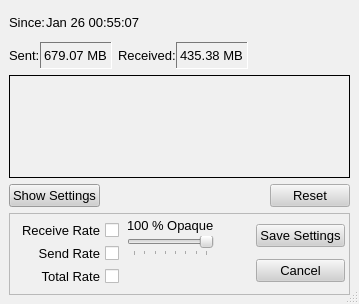
The window that src/gui/bwgraph/bwgraph.ui (a-ilin/vidalia) describes before a commit, drawn with Qt 5.
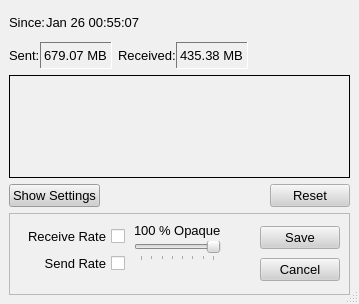
The same window after the commit. Icons and pictures are not drawn. Custom widgets are drawn as their Qt base class.

Commit message:
BandwidthGraph draws grid and scale. Completely removed total line.
svn:r213

Patch:
```diff
--- a/src/gui/bwgraph/bwgraph.ui
+++ b/src/gui/bwgraph/bwgraph.ui
@@ -728,26 +728,18 @@
      </property>
      <layout class="QHBoxLayout" >
       <property name="margin" >
-       <number>4</number>
+       <number>9</number>
       </property>
       <property name="spacing" >
        <number>6</number>
-      </property>
-      <item>
-       <layout class="QHBoxLayout" >
-        <property name="margin" >
-         <number>0</number>
-        </property>
-        <property name="spacing" >
-         <number>3</number>
         </property>
         <item>
          <layout class="QVBoxLayout" >
           <property name="margin" >
-           <number>2</number>
+         <number>3</number>
           </property>
           <property name="spacing" >
-           <number>2</number>
+         <number>6</number>
           </property>
           <item>
            <widget class="QCheckBox" name="chkReceiveRate" >
@@ -810,36 +802,17 @@
            </widget>
           </item>
           <item>
-           <widget class="QCheckBox" name="chkTotalRate" >
-            <property name="font" >
-             <font>
-              <family>Arial</family>
-              <pointsize>10</pointsize>
-              <weight>50</weight>
-              <italic>false</italic>
-              <bold>false</bold>
-              <underline>false</underline>
-              <strikeout>false</strikeout>
-             </font>
-            </property>
-            <property name="contextMenuPolicy" >
-             <enum>Qt::NoContextMenu</enum>
-            </property>
-            <property name="toolTip" >
-             <string/>
-            </property>
-            <property name="layoutDirection" >
-             <enum>Qt::RightToLeft</enum>
-            </property>
-            <property name="text" >
-             <string>Total Rate</string>
-            </property>
-            <property name="checked" >
-             <bool>false</bool>
-            </property>
-           </widget>
-          </item>
-         </layout>
+         <spacer>
+          <property name="orientation" >
+           <enum>Qt::Vertical</enum>
+          </property>
+          <property name="sizeHint" >
+           <size>
+            <width>20</width>
+            <height>21</height>
+           </size>
+          </property>
+         </spacer>
         </item>
        </layout>
       </item>
@@ -1002,7 +975,7 @@
            <enum>Qt::NoContextMenu</enum>
           </property>
           <property name="text" >
-           <string>Save Settings</string>
+           <string>Save</string>
           </property>
          </widget>
         </item>
```
Lines whose indentation alone changed are shown as unchanged. The commit also changes 5 other files.
